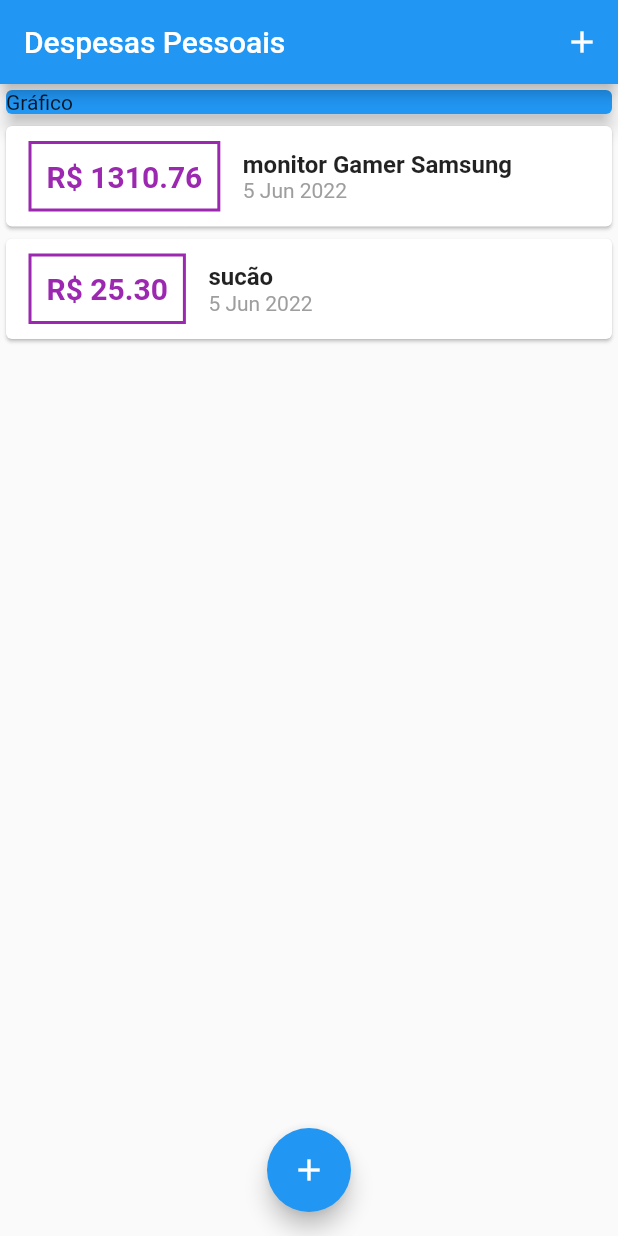
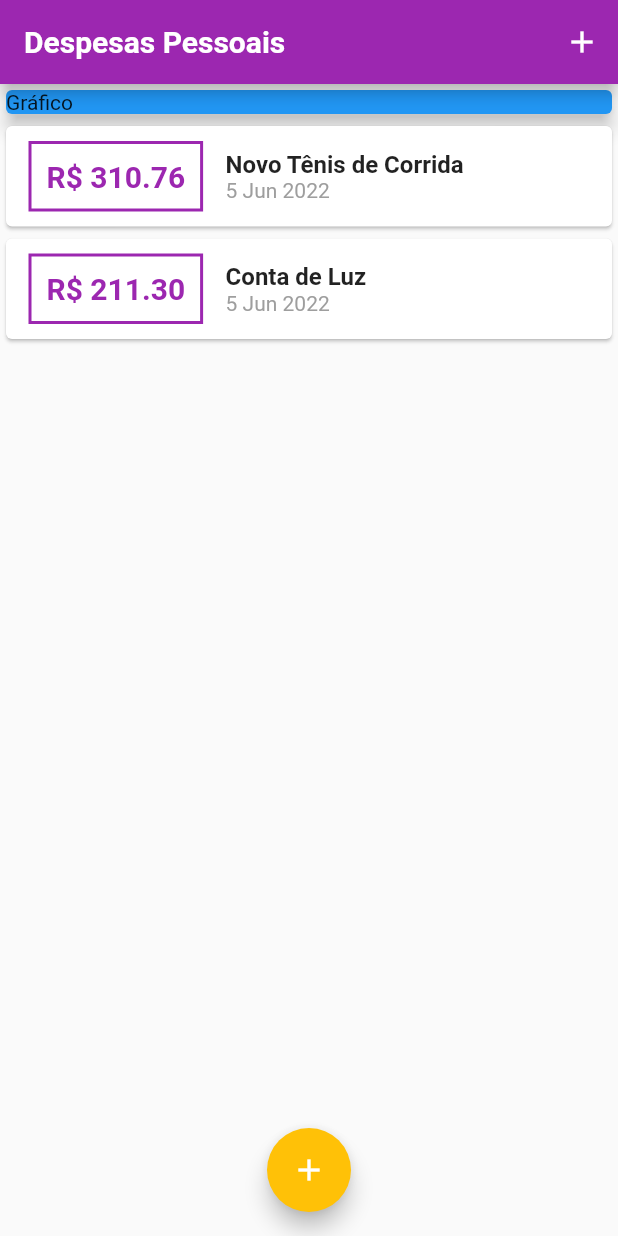
Before and after one commit to EuNetu/Despesas_Flutter, a Flutter app: the screen it shows after launch, on a phone screen of 412 x 824 dp. Run offline on Flutter 3.47's test engine with Material 2 defaults, Android fonts, the phone set to English and light mode, and no system bars; Roboto replaces fonts that are missing (OpenSans).

Commit message:
update floating button and insert theme

```diff
--- a/expenses/lib/components/transaction_List.dart
+++ b/expenses/lib/components/transaction_List.dart
@@ -22,7 +22,7 @@ class TransactionList extends StatelessWidget {
                   margin: EdgeInsets.symmetric(horizontal: 15, vertical: 10),
                   decoration: BoxDecoration(
                       border: Border.all(
-                    color: Colors.purple,
+                    color: Theme.of(context).colorScheme.primary,
                     width: 2,
                   )),
                   padding: EdgeInsets.all(10),
--- a/expenses/lib/main.dart
+++ b/expenses/lib/main.dart
@@ -1,39 +1,60 @@
-import 'package:expenses/components/transaction_form.dart';
 import 'package:flutter/material.dart';
  import 'dart:math';
-import 'components/transaction_form.dart';
-import 'components/transaction_list.dart';
+ import './components/transaction_form.dart';
+ import './components/transaction_list.dart';
  import 'models/transaction.dart';
 
-main() => runApp(const ExpensesApp());
+ main() => runApp(ExpensesApp());
 
  class ExpensesApp extends StatelessWidget {
-  const ExpensesApp({Key? key}) : super(key: key);
   @override
   Widget build(BuildContext context) {
-    return const MaterialApp(home: MyHomePage());
+    final ThemeData tema = ThemeData();
+
+    return MaterialApp(
+      home: MyHomePage(),
+      theme: tema.copyWith(
+        colorScheme: tema.colorScheme.copyWith(
+          primary: Colors.purple,
+          secondary: Colors.amber,
+        ),
+        textTheme: tema.textTheme.copyWith(
+          headline6: TextStyle(
+            fontFamily: 'OpenSans',
+            fontSize: 18,
+            fontWeight: FontWeight.bold,
+            color: Colors.black,
+          ),
+        ),
+        appBarTheme: AppBarTheme(
+          titleTextStyle: TextStyle(
+            fontFamily: 'OpenSans',
+            fontSize: 20,
+            fontWeight: FontWeight.bold,
+          ),
+        ),
+      ),
+    );
   }
  }
 
  class MyHomePage extends StatefulWidget {
-  const MyHomePage({Key? key}) : super(key: key);
-
   @override
-  State<MyHomePage> createState() => _MyHomePageState();
+  _MyHomePageState createState() => _MyHomePageState();
  }
 
  class _MyHomePageState extends State<MyHomePage> {
   final _transactions = [
     Transaction(
       id: 't1',
-      title: 'monitor Gamer Samsung',
-      value: 1310.76,
+      title: 'Novo Tênis de Corrida',
+      value: 310.76,
       date: DateTime.now(),
     ),
     Transaction(
       id: 't2',
-      title: 'sucão',
-      value: 25.30,
+      title: 'Conta de Luz',
+      value: 211.30,
       date: DateTime.now(),
     ),
   ];
@@ -49,6 +70,8 @@ class _MyHomePageState extends State<MyHomePage> {
     setState(() {
       _transactions.add(newTransaction);
     });
+
+    Navigator.of(context).pop();
   }
 
   _openTransactionFormModal(BuildContext context) {
@@ -64,10 +87,10 @@ class _MyHomePageState extends State<MyHomePage> {
   Widget build(BuildContext context) {
     return Scaffold(
       appBar: AppBar(
-        title: const Text('Despesas Pessoais'),
-        actions: [
+        title: Text('Despesas Pessoais'),
+        actions: <Widget>[
           IconButton(
-            icon: const Icon(Icons.add),
+            icon: Icon(Icons.add),
             onPressed: () => _openTransactionFormModal(context),
           ),
         ],
@@ -75,8 +98,9 @@ class _MyHomePageState extends State<MyHomePage> {
       body: SingleChildScrollView(
         child: Column(
           crossAxisAlignment: CrossAxisAlignment.stretch,
-          children: [
-            const SizedBox(
+          children: <Widget>[
+            Container(
+              width: double.infinity,
               child: Card(
                 color: Colors.blue,
                 child: Text('Gráfico'),
@@ -88,7 +112,7 @@ class _MyHomePageState extends State<MyHomePage> {
         ),
       ),
       floatingActionButton: FloatingActionButton(
-        child: const Icon(Icons.add),
+        child: Icon(Icons.add),
         onPressed: () => _openTransactionFormModal(context),
       ),
       floatingActionButtonLocation: FloatingActionButtonLocation.centerFloat,
```
Lines whose indentation alone changed are shown as unchanged.
